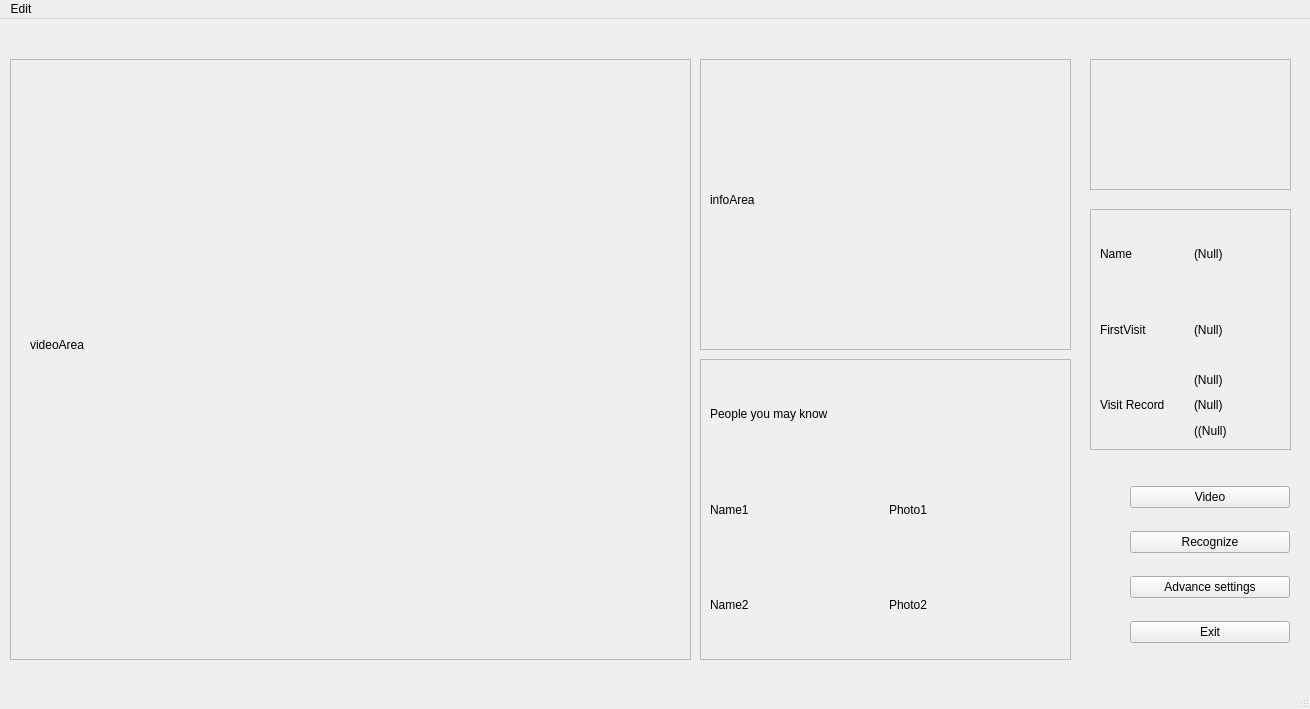
Before: the Qt Designer form GUI/uiMainwindow.ui in zhuhd15/Demo-System, drawn with Qt 5.
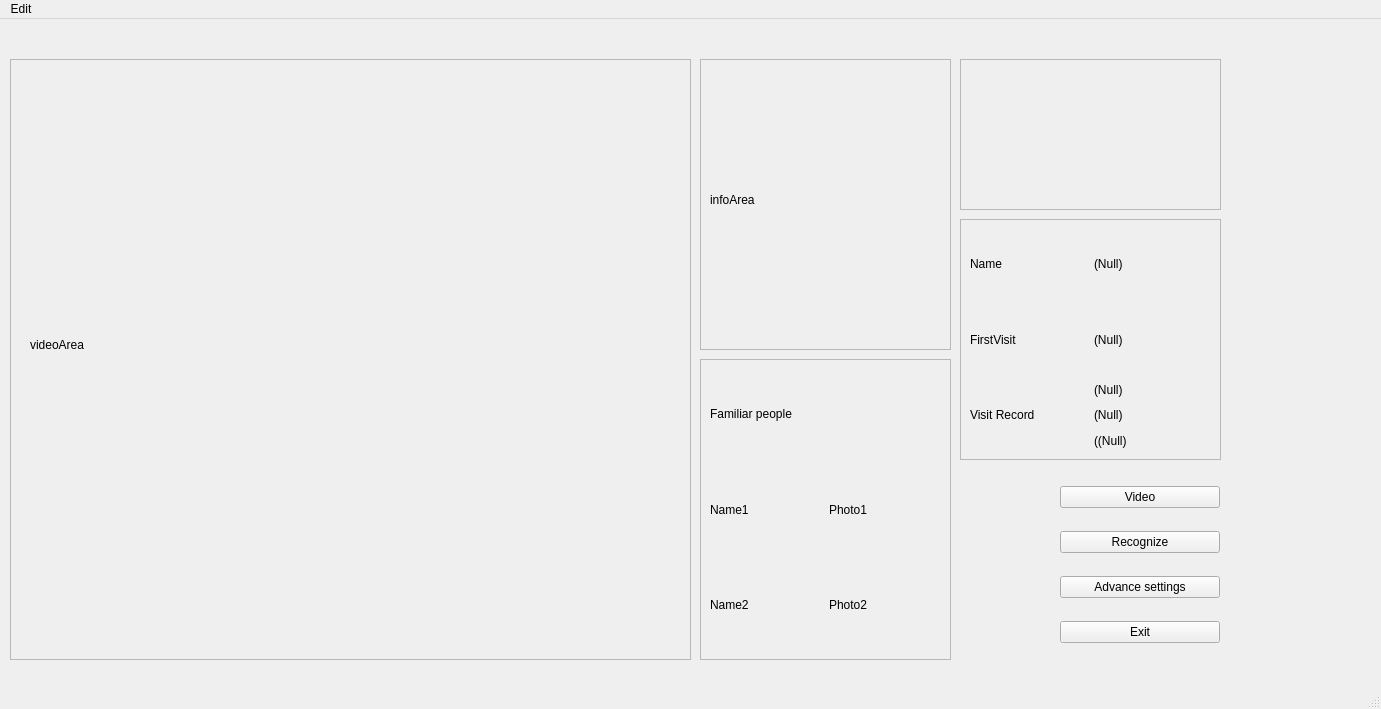
After: the same form once the commit is applied.

The edit to the form file:
```diff
--- a/GUI/uiMainwindow.ui
+++ b/GUI/uiMainwindow.ui
@@ -6,7 +6,7 @@
    <rect>
     <x>0</x>
     <y>0</y>
-    <width>1310</width>
+    <width>1381</width>
     <height>709</height>
    </rect>
   </property>
@@ -29,7 +29,7 @@
     <property name="frameShadow">
      <enum>QFrame::Raised</enum>
     </property>
-    <widget class="QLabel" name="Qtvideo">
+    <widget class="QLabel" name="QtHomepage">
      <property name="geometry">
       <rect>
        <x>20</x>
@@ -46,7 +46,7 @@
    <widget class="QWidget" name="verticalLayoutWidget">
     <property name="geometry">
      <rect>
-      <x>1130</x>
+      <x>1060</x>
       <y>450</y>
       <width>160</width>
       <height>191</height>
@@ -91,7 +91,7 @@
      <rect>
       <x>700</x>
       <y>40</y>
-      <width>371</width>
+      <width>251</width>
       <height>291</height>
      </rect>
     </property>
@@ -101,12 +101,12 @@
     <property name="frameShadow">
      <enum>QFrame::Raised</enum>
     </property>
-    <widget class="QLabel" name="QtHomepage">
+    <widget class="QLabel" name="QtPhoto">
      <property name="geometry">
       <rect>
        <x>10</x>
        <y>10</y>
-       <width>351</width>
+       <width>231</width>
        <height>261</height>
       </rect>
      </property>
@@ -118,10 +118,10 @@
    <widget class="QFrame" name="frame_3">
     <property name="geometry">
      <rect>
-      <x>1090</x>
+      <x>960</x>
       <y>40</y>
-      <width>201</width>
-      <height>131</height>
+      <width>261</width>
+      <height>151</height>
      </rect>
     </property>
     <property name="frameShape">
@@ -130,13 +130,13 @@
     <property name="frameShadow">
      <enum>QFrame::Raised</enum>
     </property>
-    <widget class="QLabel" name="QtPhoto">
+    <widget class="QLabel" name="Qtvideo">
      <property name="geometry">
       <rect>
        <x>10</x>
-       <y>0</y>
-       <width>181</width>
-       <height>121</height>
+       <y>10</y>
+       <width>241</width>
+       <height>131</height>
       </rect>
      </property>
      <property name="text">
@@ -149,7 +149,7 @@
      <rect>
       <x>700</x>
       <y>340</y>
-      <width>371</width>
+      <width>251</width>
       <height>301</height>
      </rect>
     </property>
@@ -164,7 +164,7 @@
       <rect>
        <x>10</x>
        <y>10</y>
-       <width>351</width>
+       <width>231</width>
        <height>281</height>
       </rect>
      </property>
@@ -174,7 +174,7 @@
         <item>
          <widget class="QLabel" name="label_7">
           <property name="text">
-           <string>People you may know</string>
+           <string>Familiar people</string>
           </property>
          </widget>
         </item>
@@ -225,9 +225,9 @@
    <widget class="QFrame" name="frame_5">
     <property name="geometry">
      <rect>
-      <x>1090</x>
-      <y>190</y>
-      <width>201</width>
+      <x>960</x>
+      <y>200</y>
+      <width>261</width>
       <height>241</height>
      </rect>
     </property>
@@ -242,7 +242,7 @@
       <rect>
        <x>10</x>
        <y>10</y>
-       <width>181</width>
+       <width>241</width>
        <height>221</height>
       </rect>
      </property>
@@ -324,7 +324,7 @@
     <rect>
      <x>0</x>
      <y>0</y>
-     <width>1310</width>
+     <width>1381</width>
      <height>31</height>
     </rect>
    </property>
```
